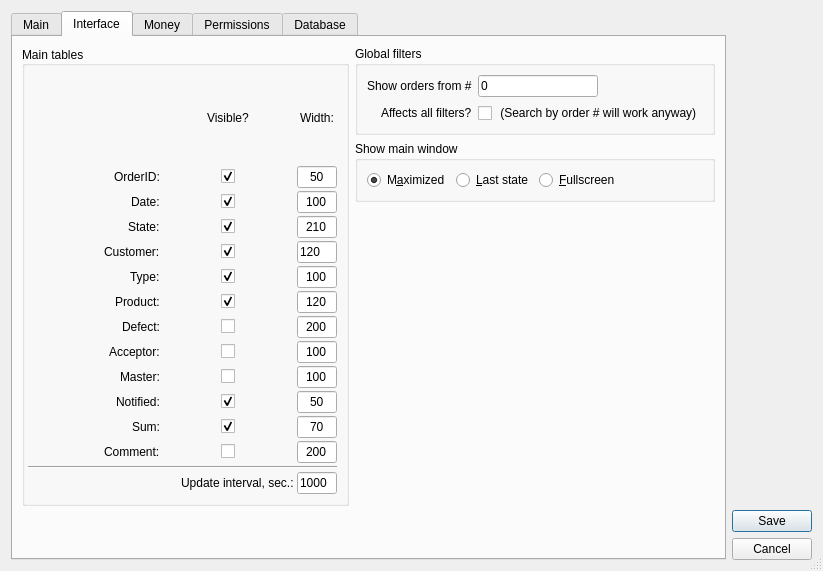
Feo-d-oR/YARC, file RepairCenter/settings.ui: the form before one commit.
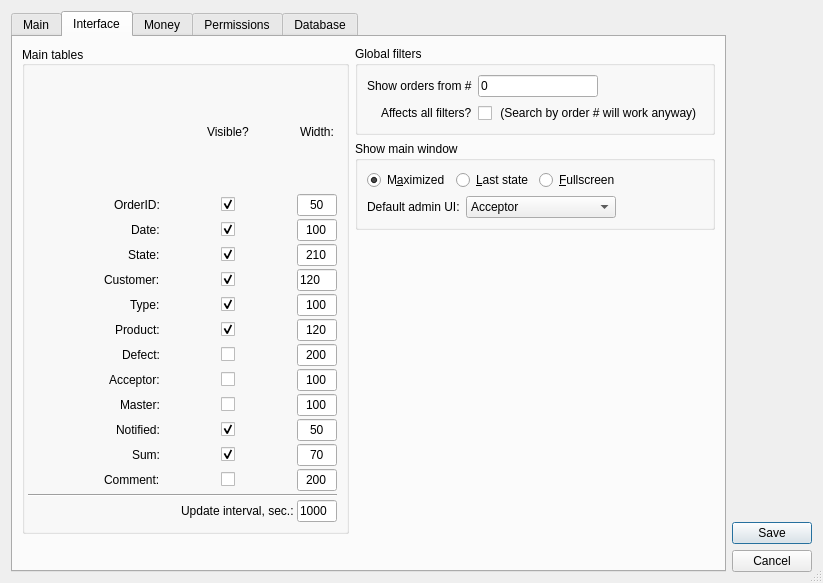
The form after the commit. The open tabs and pages were chosen to show the change. Icons and pictures are not drawn.

Commit message: Added->Switchable admin UI mode

```diff
--- a/RepairCenter/settings.ui
+++ b/RepairCenter/settings.ui
@@ -7,7 +7,7 @@
     <x>0</x>
     <y>0</y>
     <width>823</width>
-    <height>571</height>
+    <height>583</height>
    </rect>
   </property>
   <property name="sizePolicy">
@@ -1039,7 +1039,9 @@
          <property name="title">
           <string>Show main window</string>
          </property>
-         <layout class="QHBoxLayout" name="horizontalLayout_2">
+         <layout class="QVBoxLayout" name="verticalLayout_4">
+          <item>
+           <layout class="QHBoxLayout" name="horizontalLayout">
           <item>
            <widget class="QRadioButton" name="rbMaximize">
             <property name="text">
@@ -1076,6 +1078,69 @@
              </size>
             </property>
            </spacer>
+            </item>
+           </layout>
+          </item>
+          <item>
+           <layout class="QHBoxLayout" name="horizontalLayout_2">
+            <item alignment="Qt::AlignRight">
+             <widget class="QLabel" name="label_33">
+              <property name="text">
+               <string>Default admin UI:</string>
+              </property>
+             </widget>
+            </item>
+            <item>
+             <widget class="QComboBox" name="cbDefaultAdminUI">
+              <property name="sizePolicy">
+               <sizepolicy hsizetype="MinimumExpanding" vsizetype="Fixed">
+                <horstretch>0</horstretch>
+                <verstretch>0</verstretch>
+               </sizepolicy>
+              </property>
+              <property name="minimumSize">
+               <size>
+                <width>150</width>
+                <height>0</height>
+               </size>
+              </property>
+              <property name="maximumSize">
+               <size>
+                <width>250</width>
+                <height>16777215</height>
+               </size>
+              </property>
+              <item>
+               <property name="text">
+                <string>Acceptor</string>
+               </property>
+              </item>
+              <item>
+               <property name="text">
+                <string>Storekeeper</string>
+               </property>
+              </item>
+              <item>
+               <property name="text">
+                <string>Master</string>
+               </property>
+              </item>
+             </widget>
+            </item>
+            <item>
+             <spacer name="horizontalSpacer">
+              <property name="orientation">
+               <enum>Qt::Horizontal</enum>
+              </property>
+              <property name="sizeHint" stdset="0">
+               <size>
+                <width>30</width>
+                <height>20</height>
+               </size>
+              </property>
+             </spacer>
+            </item>
+           </layout>
           </item>
          </layout>
         </widget>
```
Left out of the diff: 2 changed lines with no effect on the pictures. Lines whose indentation alone changed are shown as unchanged. The commit also changes 10 other files.
